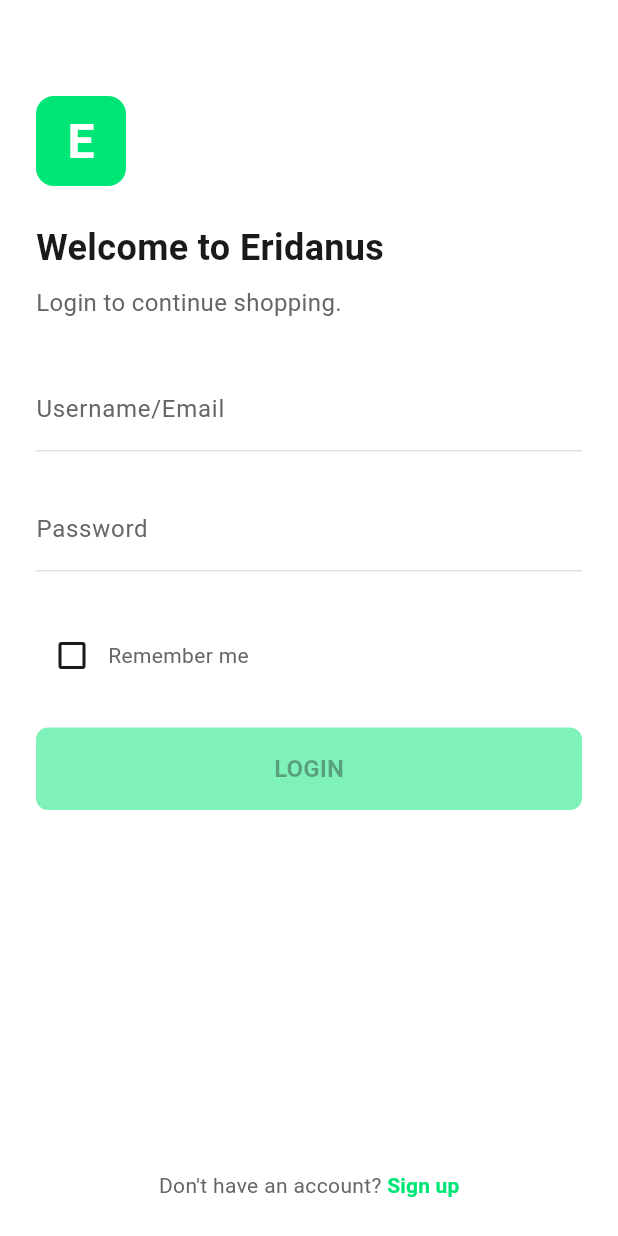
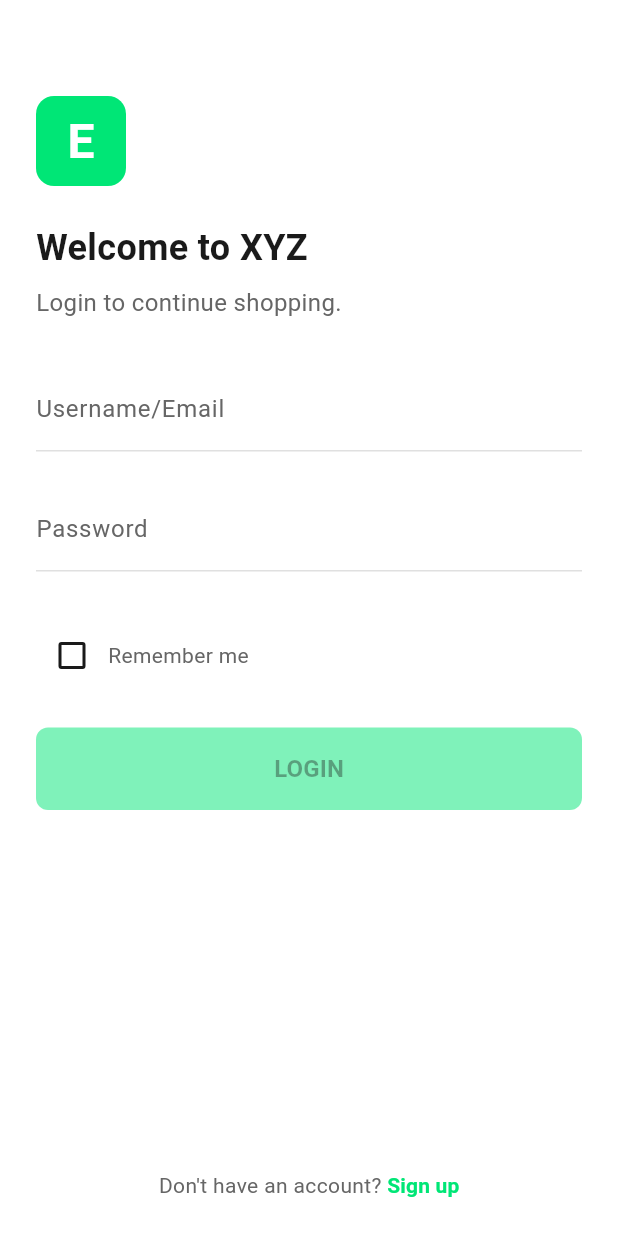
Before and after one commit to SeniruHasith/happychimps_assessment, a Flutter app: the screen it shows after launch, on a phone screen of 412 x 824 dp. Run offline on Flutter 3.47's test engine with Material 3 defaults, Android fonts, the phone set to English and light mode, and no system bars; our stand-ins replace cached_network_image, dio, equatable, flutter_bloc, geocoding, geolocator and 2 more.

Commit message:
UI refienments

```diff
--- a/lib/features/auth/presentation/screens/login_screen.dart
+++ b/lib/features/auth/presentation/screens/login_screen.dart
@@ -255,7 +255,7 @@ class _LoginScreenState extends State<LoginScreen> {
                   ),
                   const SizedBox(height: 24),
                   const Text(
-                    'Welcome to Eridanus',
+                    'Welcome to XYZ',
                     style: TextStyle(
                       fontSize: 24,
                       fontWeight: FontWeight.w600,
--- a/lib/main.dart
+++ b/lib/main.dart
@@ -61,7 +61,7 @@ class MyApp extends StatelessWidget {
         ],
         child: MaterialApp(
           navigatorKey: navigatorKey,
-          title: 'Eridanus',
+          title: 'XYZ',
           theme: ThemeData(
             colorScheme: ColorScheme.light(
               primary: const Color(0xFF00E676),
```
Also changed, not shown: 1 other file.
